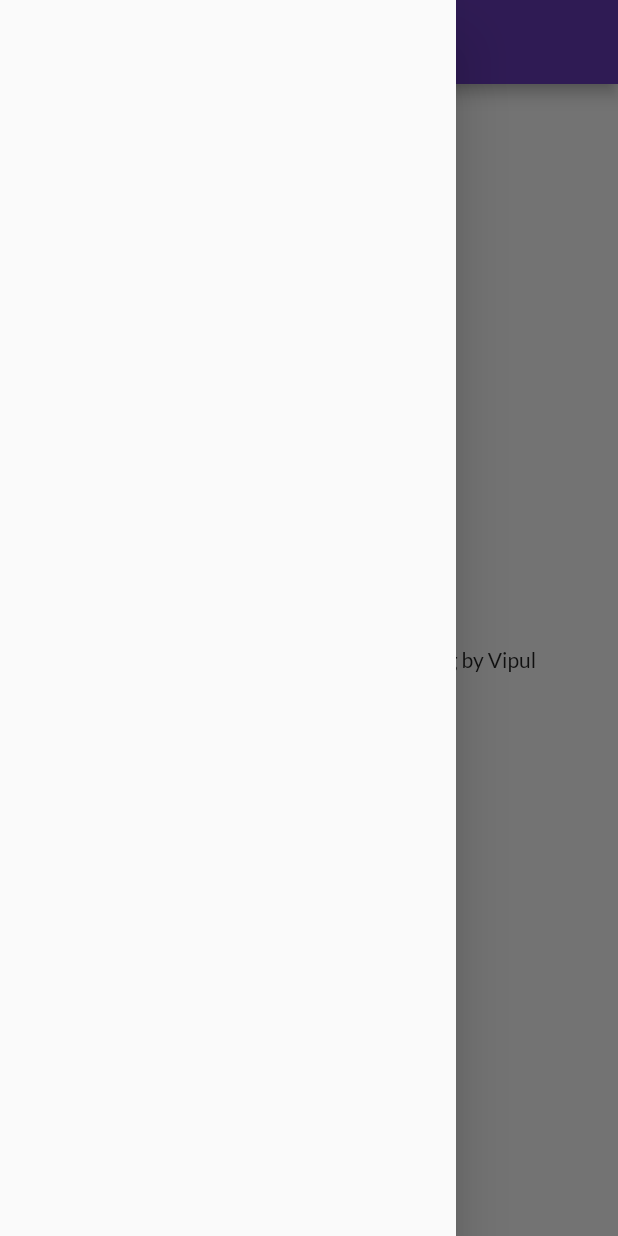
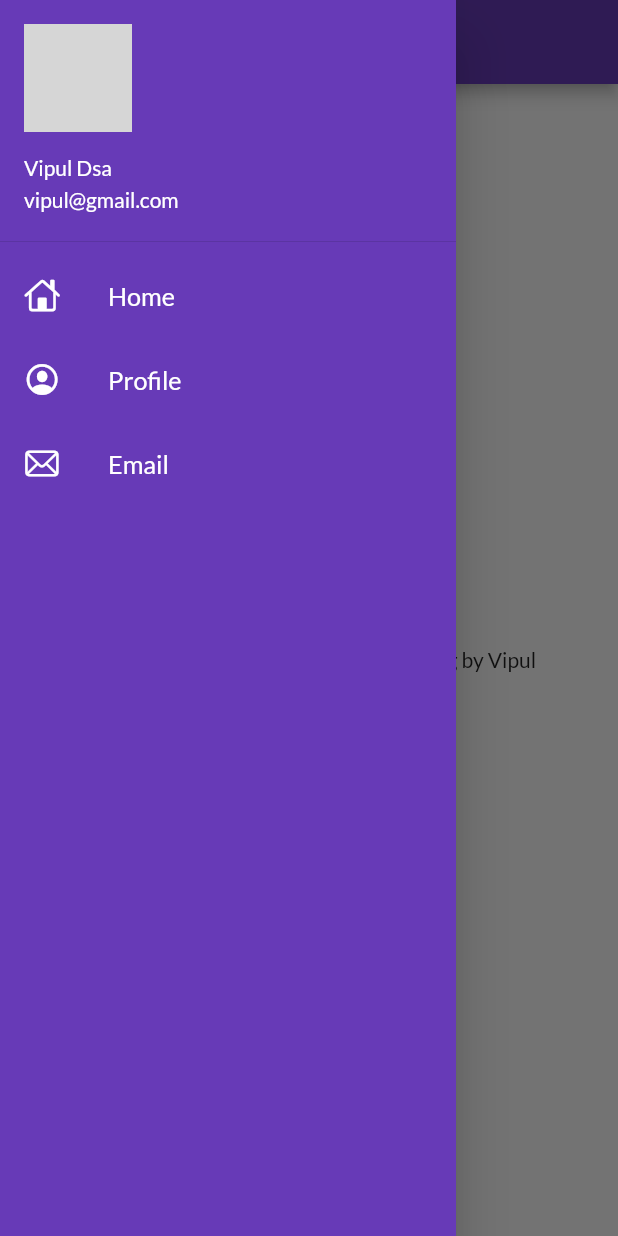
Before and after one commit to tincharlie/LearningFlutter, a Flutter app: the HomePage screen opened by its route, with the side drawer open, on a phone screen of 412 x 824 dp. Run offline on Flutter 3.47's test engine with Material 2 defaults, Android fonts, the phone set to English and light mode, and no system bars; our stand-ins replace google_fonts; network calls fail; grey boxes are pictures that could not be loaded.

Commit message:
Day9Completed Hobe

```diff
--- a/lib/Pages/Home_Page.dart
+++ b/lib/Pages/Home_Page.dart
@@ -1,4 +1,5 @@
 import 'package:flutter/material.dart';
+import 'package:flutter_application_1/widgets/drawer.dart';
 
 class HomePage extends StatelessWidget {
   final int days = 30;
@@ -14,7 +15,7 @@ class HomePage extends StatelessWidget {
           child: Text("Welcome to $days days of Machine Learning by $name"),
         ),
       ),
-      drawer: Drawer(),
+      drawer: MyDrawer(),
     );
   }
 }
--- a/lib/main.dart
+++ b/lib/main.dart
@@ -5,6 +5,7 @@ import 'package:flutter/material.dart';
 import 'package:flutter/services.dart';
 // ignore: unnecessary_import
 
+// ignore: depend_on_referenced_packages
 import 'package:google_fonts/google_fonts.dart';
 
 import 'Pages/Home_Page.dart';
--- /dev/null
+++ b/lib/widgets/drawer.dart
@@ -0,0 +1,77 @@
+// ignore_for_file: prefer_const_constructors
+
+import 'package:flutter/cupertino.dart';
+import "package:flutter/material.dart";
+
+class MyDrawer extends StatelessWidget {
+  const MyDrawer({super.key});
+
+  @override
+  Widget build(BuildContext context) {
+    // ignore: prefer_const_declarations
+    final imageUrl =
+        "https://raw.githubusercontent.com/tincharlie/portfolio/main/static/pics/user1.jpg";
+    return Drawer(
+      child: Container(
+        color: Colors.deepPurple,
+        child: ListView(
+          children: [
+            DrawerHeader(
+              padding: EdgeInsets.zero,
+              // margin: EdgeInsets.zero,
+              child: UserAccountsDrawerHeader(
+                margin: EdgeInsets.zero,
+                decoration: BoxDecoration(color: Colors.deepPurple),
+                accountName: Text("Vipul Dsa"),
+                accountEmail: Text("vipul@gmail.com"),
+                currentAccountPicture:
+                    CircleAvatar(backgroundImage: NetworkImage(imageUrl)),
+              ),
+            ),
+            // ignore: prefer_const_constructors
+            ListTile(
+              leading: Icon(
+                CupertinoIcons.home,
+                color: Colors.white,
+              ),
+              title: Text(
+                "Home",
+                textScaleFactor: 1.2,
+                style: TextStyle(
+                  color: Colors.white,
+                ),
+              ),
+            ),
+            ListTile(
+              // onTap: (() => ,
+              leading: Icon(
+                CupertinoIcons.profile_circled,
+                color: Colors.white,
+              ),
+              title: Text(
+                "Profile",
+                textScaleFactor: 1.2,
+                style: TextStyle(
+                  color: Colors.white,
+                ),
+              ),
+            ),
+            ListTile(
+              leading: Icon(
+                CupertinoIcons.mail,
+                color: Colors.white,
+              ),
+              title: Text(
+                "Email",
+                textScaleFactor: 1.2,
+                style: TextStyle(
+                  color: Colors.white,
+                ),
+              ),
+            ),
+          ],
+        ),
+      ),
+    );
+  }
+}
```
